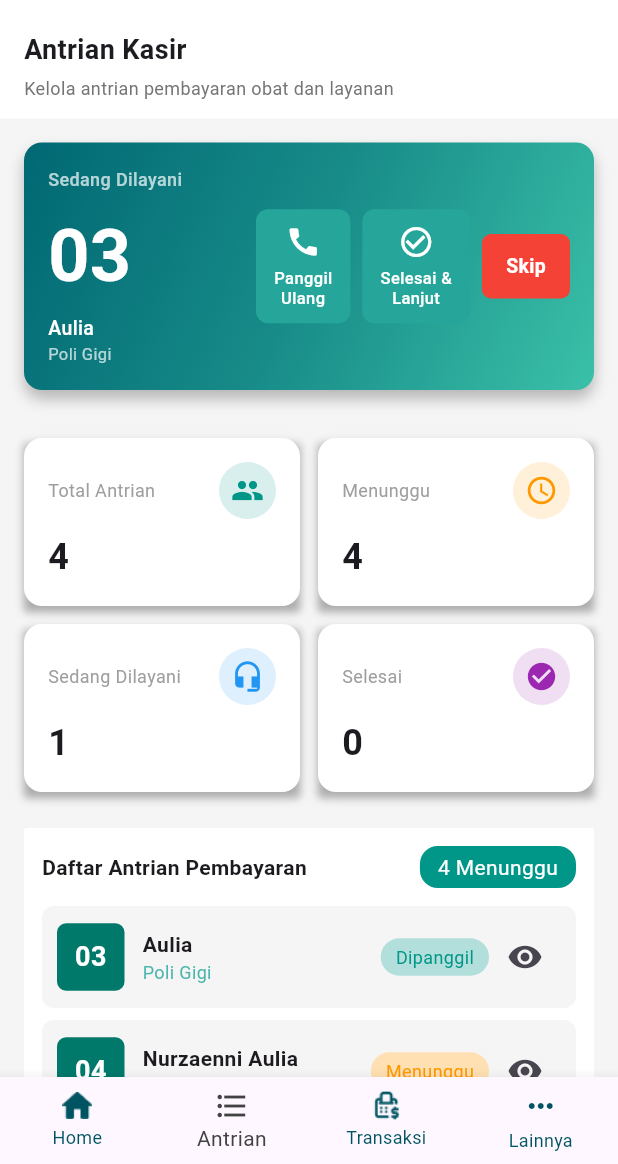
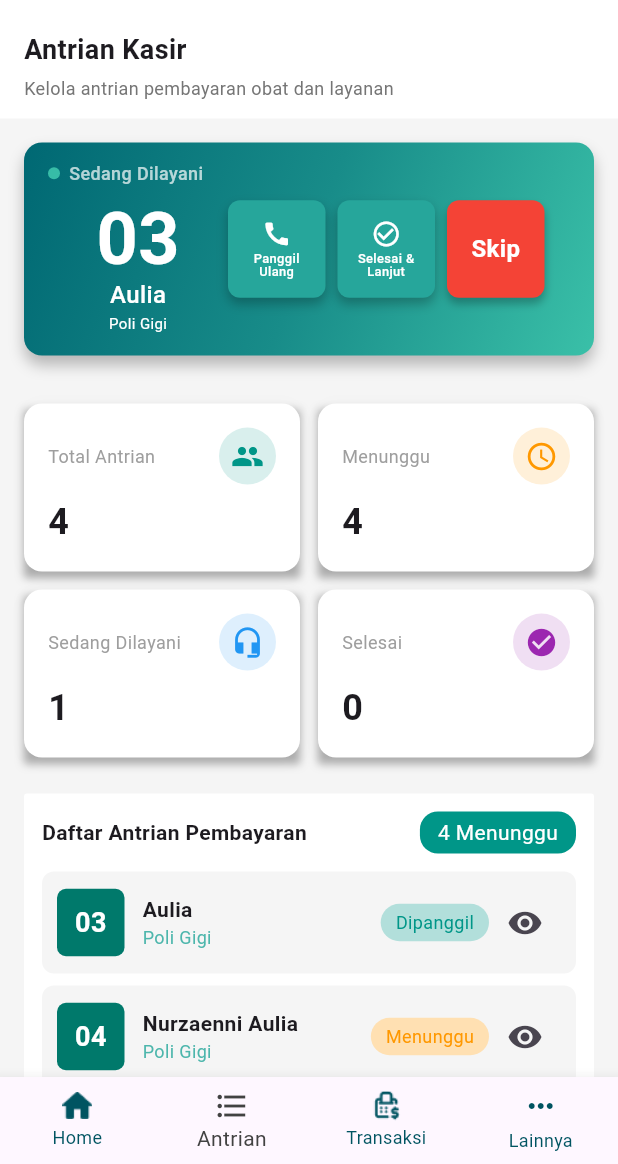
Before and after one commit to Aqiilah600/sistem_kasir_rs, a Flutter app: the AntrianView screen opened directly, on a phone screen of 412 x 824 dp, the part 72-1236 px from its top. Run offline on Flutter 3.47's test engine with Material 3 defaults, Android fonts, the phone set to English and light mode, and no system bars.

Commit message:
update antrian v4 & update data layanan

```diff
--- /dev/null
+++ b/lib/models/layanan_model.dart
@@ -0,0 +1,67 @@
+import 'package:flutter/material.dart';
+
+class Layanan {
+  final int id;
+  final String nama;
+  final String idLayanan;
+  final IconData icon;
+  final bool aktif;
+  final int tarifDokter;
+  final int tarifPerawat;
+  final String kategori;
+
+  Layanan({
+    required this.id,
+    required this.nama,
+    required this.idLayanan,
+    required this.icon,
+    required this.aktif,
+    required this.tarifDokter,
+    required this.tarifPerawat,
+    required this.kategori,
+  });
+}
+
+// Dummy data
+List<Layanan> dummyLayanan = [
+  Layanan(
+    id: 1,
+    nama: 'Jantung',
+    idLayanan: '101',
+    icon: Icons.favorite,
+    aktif: true,
+    tarifDokter: 100000,
+    tarifPerawat: 80000,
+    kategori: 'Kardiologi',
+  ),
+  Layanan(
+    id: 2,
+    nama: 'Gigi',
+    idLayanan: '102',
+    icon: Icons.medical_services,
+    aktif: true,
+    tarifDokter: 150000,
+    tarifPerawat: 50000,
+    kategori: 'Dental',
+  ),
+  Layanan(
+    id: 3,
+    nama: 'Mata',
+    idLayanan: '103',
+    icon: Icons.remove_red_eye,
+    aktif: true,
+    tarifDokter: 120000,
+    tarifPerawat: 60000,
+    kategori: 'Oftalmologi',
+  ),
+  Layanan(
+    id: 4,
+    nama: 'Anak',
+    idLayanan: '104',
+    icon: Icons.child_care,
+    aktif: true,
+    tarifDokter: 100000,
+    tarifPerawat: 70000,
+    kategori: 'Pediatri',
+  ),
+];
--- a/lib/views/kasir/antrian/antrian_view.dart
+++ b/lib/views/kasir/antrian/antrian_view.dart
@@ -164,7 +164,7 @@ class _AntrianViewState extends State<AntrianView> {
                             decoration: BoxDecoration(
                               boxShadow: [
                                 const BoxShadow(
-                                  color: Color.fromRGBO(0, 0, 0, 0.3),
+                                  color: Color(0x4D000000),
                                   blurRadius: 4,
                                   offset: Offset(0, 4),
                                 ),
--- a/lib/views/kasir/antrian/widgets/sedang_dilayani_card.dart
+++ b/lib/views/kasir/antrian/widgets/sedang_dilayani_card.dart
@@ -38,7 +38,8 @@ class _SedangDilayaniCardState extends State<SedangDilayaniCard> {
         ],
       ),
 
-      padding: const EdgeInsets.all(16),
+      padding: const EdgeInsets.symmetric(horizontal: 16, vertical: 12),
+
       child: Row(
         mainAxisAlignment: MainAxisAlignment.spaceBetween,
         crossAxisAlignment: CrossAxisAlignment.center,
@@ -48,6 +49,18 @@ class _SedangDilayaniCardState extends State<SedangDilayaniCard> {
             crossAxisAlignment: CrossAxisAlignment.start,
             mainAxisSize: MainAxisSize.min,
             children: [
+              Row(
+                mainAxisSize: MainAxisSize.min,
+                children: [
+                  Container(
+                    width: 8,
+                    height: 8,
+                    decoration: const BoxDecoration(
+                      shape: BoxShape.circle,
+                      color: Color(0xFF37BCA7),
+                    ),
+                  ),
+                  const SizedBox(width: 6),
                   const Text(
                     'Sedang Dilayani',
                     style: TextStyle(
@@ -56,8 +69,15 @@ class _SedangDilayaniCardState extends State<SedangDilayaniCard> {
                       fontWeight: FontWeight.w500,
                     ),
                   ),
-              const SizedBox(height: 8),
-              Text(
+                ],
+              ),
+              const SizedBox(height: 1),
+              // Center the queue number without affecting the buttons on the right
+              SizedBox(
+                width: 120,
+                height: 60,
+                child: Center(
+                  child: Text(
                     widget.nomor,
                     style: const TextStyle(
                       color: Colors.white,
@@ -65,25 +85,41 @@ class _SedangDilayaniCardState extends State<SedangDilayaniCard> {
                       fontWeight: FontWeight.bold,
                     ),
                   ),
-              const SizedBox(height: 4),
-              Text(
+                ),
+              ),
+              const SizedBox(height: 0),
+              SizedBox(
+                width: 120,
+                height: 20,
+                child: Center(
+                  child: Text(
                     widget.nama,
                     style: const TextStyle(
                       color: Colors.white,
-                  fontSize: 13,
+                      fontSize: 16,
                       fontWeight: FontWeight.w500,
                     ),
                   ),
-              Text(
+                ),
+              ),
+              SizedBox(
+                width: 120,
+                height: 20,
+                child: Center(
+                  child: Text(
                     widget.poli,
-                style: const TextStyle(color: Colors.white70, fontSize: 11),
+                    style: const TextStyle(color: Colors.white, fontSize: 10),
+                  ),
+                ),
               ),
             ],
           ),
 
-          Row(
-            mainAxisSize: MainAxisSize.min,
-            crossAxisAlignment: CrossAxisAlignment.center,
+          Expanded(
+            child: SingleChildScrollView(
+              scrollDirection: Axis.horizontal,
+              clipBehavior: Clip.hardEdge,
+              child: Row(
                 children: [
                   _buildButton(
                     icon: Icons.call,
@@ -97,28 +133,10 @@ class _SedangDilayaniCardState extends State<SedangDilayaniCard> {
                     onPressed: widget.onSelesai,
                   ),
                   const SizedBox(width: 8),
-              GestureDetector(
-                onTap: widget.onSkip,
-                child: Container(
-                  decoration: BoxDecoration(
-                    color: Colors.red,
-                    borderRadius: BorderRadius.circular(6),
-                  ),
-                  padding: const EdgeInsets.symmetric(
-                    horizontal: 16,
-                    vertical: 12,
-                  ),
-                  child: const Text(
-                    'Skip',
-                    style: TextStyle(
-                      color: Colors.white,
-                      fontSize: 13,
-                      fontWeight: FontWeight.bold,
+                  _SkipButton(onPressed: widget.onSkip),
+                ],
               ),
             ),
-                ),
-              ),
-            ],
           ),
         ],
       ),
@@ -164,25 +182,34 @@ class _ActionButtonState extends State<_ActionButton> {
       child: GestureDetector(
         onTap: widget.onPressed,
         child: Container(
+          width: 65,
+          height: 65,
           decoration: BoxDecoration(
             color: buttonColor,
             borderRadius: BorderRadius.circular(8),
+            boxShadow: const [
+              BoxShadow(
+                color: Colors.black26,
+                blurRadius: 6,
+                offset: Offset(0, 4),
+              ),
+            ],
           ),
           padding: const EdgeInsets.symmetric(horizontal: 12, vertical: 10),
           child: Column(
             mainAxisSize: MainAxisSize.min,
             mainAxisAlignment: MainAxisAlignment.center,
             children: [
-              Icon(widget.icon, color: Colors.white, size: 24),
-              const SizedBox(height: 6),
+              Icon(widget.icon, color: Colors.white, size: 20),
+              const SizedBox(height: 2),
               Text(
                 widget.label,
                 textAlign: TextAlign.center,
                 style: const TextStyle(
                   color: Colors.white,
-                  fontSize: 11,
+                  fontSize: 8.6,
                   fontWeight: FontWeight.w500,
-                  height: 1.2,
+                  height: 1,
                 ),
               ),
             ],
@@ -192,3 +219,54 @@ class _ActionButtonState extends State<_ActionButton> {
     );
   }
 }
+
+class _SkipButton extends StatefulWidget {
+  final VoidCallback onPressed;
+
+  const _SkipButton({required this.onPressed});
+
+  @override
+  State<_SkipButton> createState() => _SkipButtonState();
+}
+
+class _SkipButtonState extends State<_SkipButton> {
+  bool isHover = false;
+
+  @override
+  Widget build(BuildContext context) {
+    final buttonColor = isHover ? Colors.red.shade700 : Colors.red;
+
+    return MouseRegion(
+      onEnter: (_) => setState(() => isHover = true),
+      onExit: (_) => setState(() => isHover = false),
+      child: GestureDetector(
+        onTap: widget.onPressed,
+        child: Container(
+          width: 65,
+          height: 65,
+          decoration: BoxDecoration(
+            color: buttonColor,
+            borderRadius: BorderRadius.circular(8),
+            boxShadow: const [
+              BoxShadow(
+                color: Colors.black26,
+                blurRadius: 4,
+                offset: Offset(0, 4),
+              ),
+            ],
+          ),
+          child: const Center(
+            child: Text(
+              'Skip',
+              style: TextStyle(
+                color: Colors.white,
+                fontSize: 16,
+                fontWeight: FontWeight.bold,
+              ),
+            ),
+          ),
+        ),
+      ),
+    );
+  }
+}
--- a/lib/views/kasir/widgets/kasir_bottom_navbar.dart
+++ b/lib/views/kasir/widgets/kasir_bottom_navbar.dart
@@ -3,6 +3,7 @@ import '../home_kasir/home_kasir_view.dart';
 import '../transaksi/transaksi_view.dart';
 import '../antrian/antrian_view.dart';
 import '../data_obat/data_obat_views.dart';
+import '../data_layanan/data_layanan_view.dart';
 
 class KasirBottomNavbar extends StatelessWidget {
   final int currentIndex;
@@ -68,7 +69,7 @@ class KasirBottomNavbar extends StatelessWidget {
             GestureDetector(
               onTap: () {
                 Navigator.pop(context);
-                // TODO: Navigate ke Data Layanan
+                _pushReplacementNoAnimation(context, const DataLayananView());
               },
               child: Column(
                 mainAxisSize: MainAxisSize.min,
@@ -95,7 +96,7 @@ class KasirBottomNavbar extends StatelessWidget {
             GestureDetector(
               onTap: () {
                 Navigator.pop(context);
-                // TODO: Navigate ke R. Transaksi
+                _pushReplacementNoAnimation(context, const TransaksiView());
               },
               child: Column(
                 mainAxisSize: MainAxisSize.min,
@@ -141,7 +142,6 @@ class KasirBottomNavbar extends StatelessWidget {
         } else if (index == 2) {
           _pushReplacementNoAnimation(context, const TransaksiView());
         } else if (index == 3) {
-          // TAMPILKAN BOTTOM SHEET
           _showLainnyaSheet(context);
         }
       },
```
Also changed, not shown: lib/views/kasir/data_layanan/data_layanan_view.dart (+234 -0 lines), lib/views/kasir/data_layanan/widgets/layanan_item.dart (added, +219 -0 lines). Lines whose indentation alone changed are shown as unchanged.
